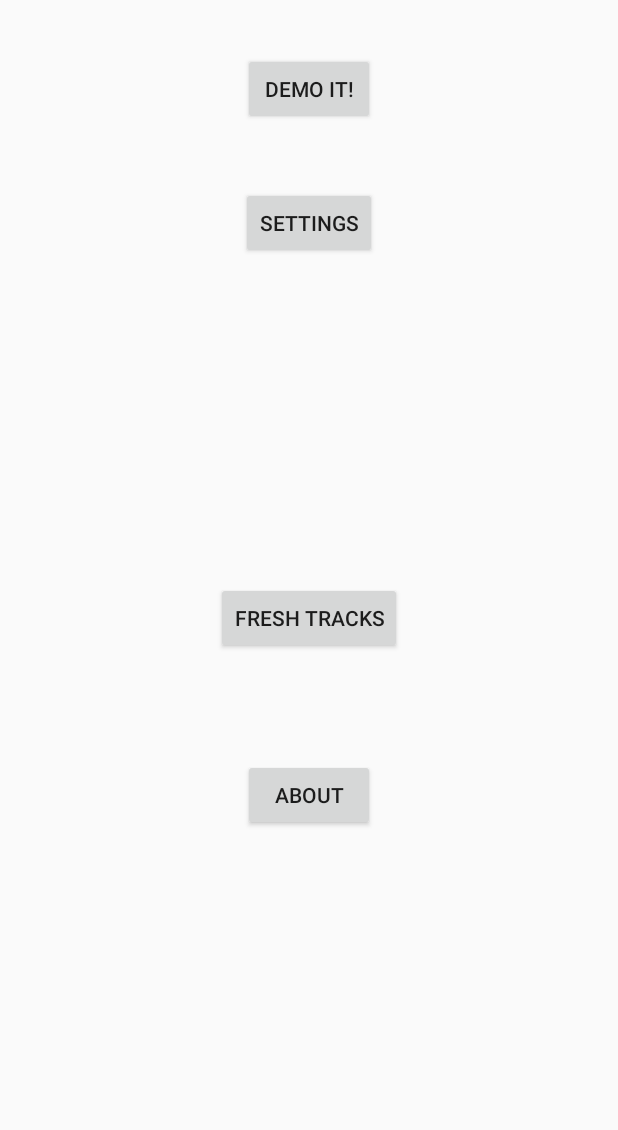
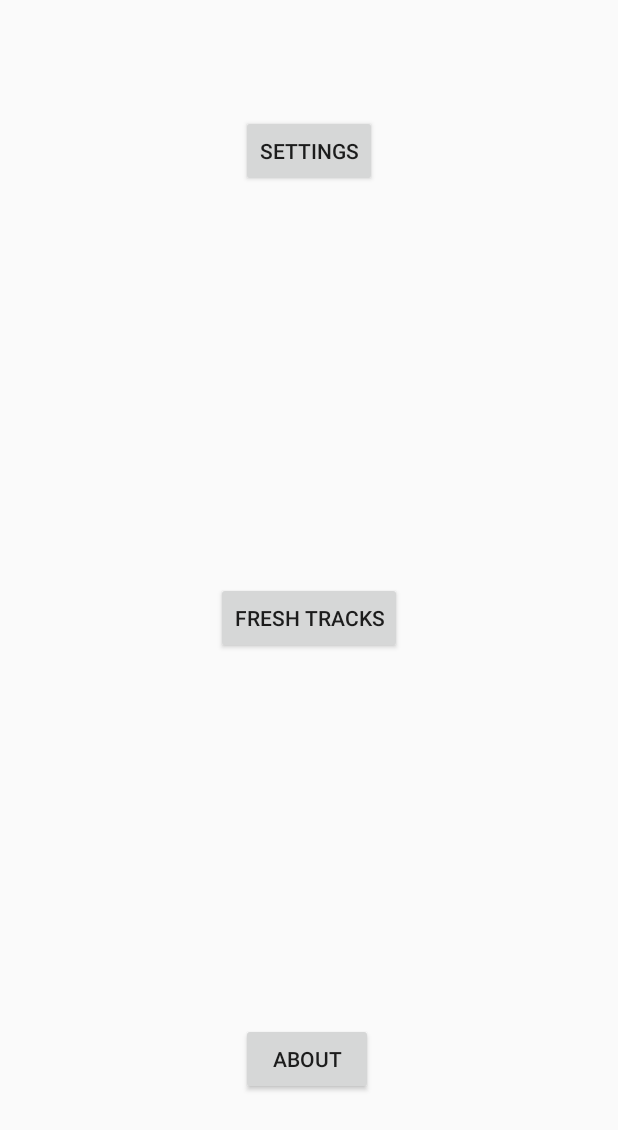
Before and after one commit to zihaozhu0025/RedditTagNotifier, an Android app: the screen it shows after launch (MainActivity), on a phone screen of 412 x 824 dp. Shown: the top 1130 px of the screen. Run offline under Robolectric (Android 15) with nearby library versions, the phone set to English and light mode, and no system bars.

```diff
--- a/app/src/main/java/jzjiang/reddittagnotifier/jsonParsing.java
+++ b/app/src/main/java/jzjiang/reddittagnotifier/jsonParsing.java
@@ -11,13 +11,13 @@ import com.google.gson.JsonElement;
 import com.google.gson.JsonObject;
 import com.google.gson.JsonParser;
 
-public class jsonParsing {
+public class JsonParsing {
 	JsonArray posts; // A JsonArray of of JsonObject thread files.
 	HashSet<String> old_id = new HashSet<String>(); // id of the threads that we have checked.
 	String sURL;
 	String keyword;
 
-	jsonParsing(String subreddit, String key) {
+	JsonParsing(String subreddit, String key) {
 		sURL = "http://www.reddit.com/r/" + subreddit + ".json";
 		keyword = key;
 	}
--- a/app/src/main/res/layout/activity_main.xml
+++ b/app/src/main/res/layout/activity_main.xml
@@ -8,15 +8,6 @@
     android:paddingLeft="@dimen/activity_horizontal_margin"
     android:paddingRight="@dimen/activity_horizontal_margin"
     android:paddingTop="@dimen/activity_vertical_margin">
-
-    <Button
-        android:layout_width="wrap_content"
-        android:layout_height="wrap_content"
-        android:text="Demo it!"
-        android:id="@+id/button"
-        android:onClick="sendNotification"
-        android:layout_below="@+id/description"
-        android:layout_centerHorizontal="true" />
 
     <TextView
         android:layout_width="wrap_content"
@@ -31,9 +22,9 @@
         android:layout_height="wrap_content"
         android:text="Settings"
         android:id="@+id/button2"
-        android:layout_below="@+id/button"
         android:layout_centerHorizontal="true"
-        android:layout_marginTop="41dp" />
+        android:layout_marginTop="41dp"
+        android:layout_below="@+id/description" />
 
     <Button
         android:layout_width="wrap_content"
@@ -48,8 +39,9 @@
         android:layout_height="wrap_content"
         android:text="About"
         android:id="@+id/button4"
-        android:layout_below="@+id/button3"
-        android:layout_centerHorizontal="true"
-        android:layout_marginTop="70dp" />
+        android:layout_alignParentBottom="true"
+        android:layout_alignLeft="@+id/button2"
+        android:layout_alignStart="@+id/button2"
+        android:layout_marginBottom="78dp" />
 
 </RelativeLayout>
```
Also changed, not shown: app/src/main/java/jzjiang/reddittagnotifier/MainActivity.java (+3 -74 lines), app/src/main/java/jzjiang/reddittagnotifier/RTNService.java (+16 -6 lines).
